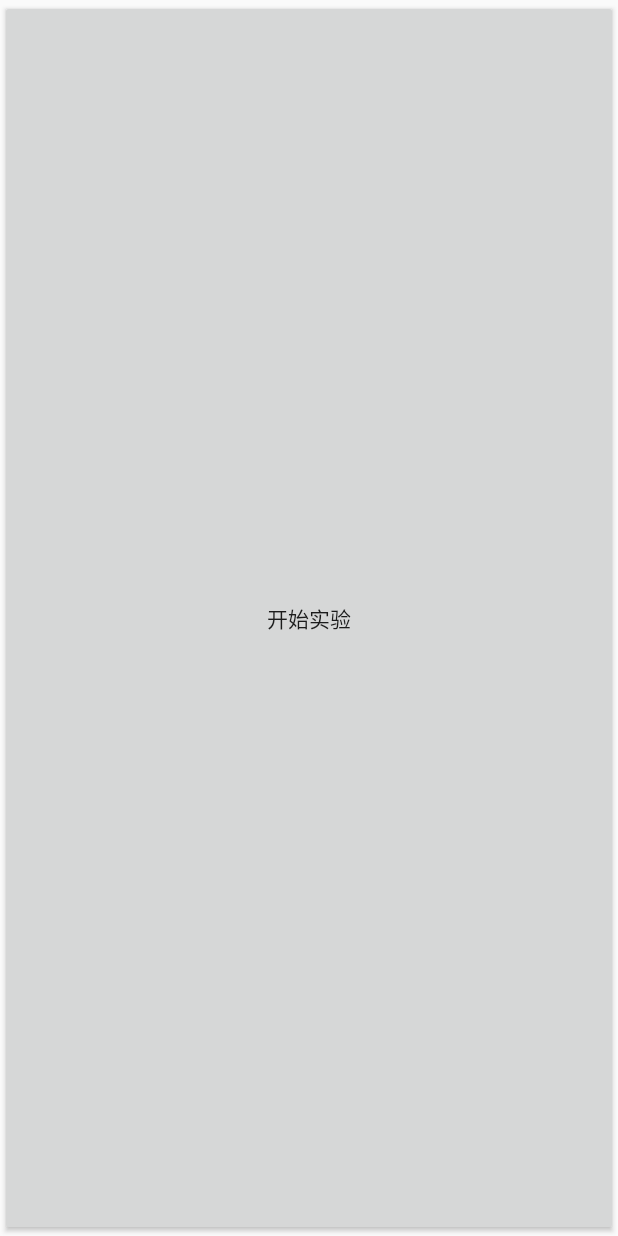
After one commit to Hrsn2861/VIPKeyboard, an Android app: the layout preference_start_button.xml on its own in the app's theme, with its tools: preview values and no code run, on a phone screen of 412 x 824 dp. The commit adds this screen. Run offline under Robolectric (Android 15) with nearby library versions, the phone set to English and light mode, and no system bars.

Commit message:
add study start button

```diff
--- /dev/null
+++ b/app/src/main/res/layout/preference_start_button.xml
@@ -0,0 +1,15 @@
+<?xml version="1.0" encoding="utf-8"?>
+<androidx.constraintlayout.widget.ConstraintLayout
+    xmlns:android="http://schemas.android.com/apk/res/android" android:layout_width="match_parent"
+    android:layout_height="match_parent">
+    <Button
+        xmlns:android="http://schemas.android.com/apk/res/android"
+        android:id="@+id/startStudyButton"
+        android:text="开始实验"
+        android:layout_width="match_parent"
+        android:layout_height="match_parent"
+        android:onClick="startStudy">
+
+    </Button>
+
+</androidx.constraintlayout.widget.ConstraintLayout>
--- a/app/src/main/res/menu/actionbar.xml
+++ b/app/src/main/res/menu/actionbar.xml
@@ -8,4 +8,8 @@
         android:icon="@drawable/ic_settings_white_24dp"
         app:showAsAction="ifRoom"/>
 
+    <item android:id="@+id/action_startStudy"
+        android:title="开始实验"
+        app:showAsAction="ifRoom"/>
+
 </menu>
--- a/app/src/main/res/xml/root_preferences.xml
+++ b/app/src/main/res/xml/root_preferences.xml
@@ -21,6 +21,11 @@
         app:summaryOn="是"/>
 
     <PreferenceCategory app:title="@string/messages_header">
+
+        <Preference
+            app:title="开始实验"
+            app:key="startStudy"
+            app:widgetLayout="@layout/preference_start_button"/>
 
         <EditTextPreference
             app:key="signature"
```
Also changed, not shown: app/src/main/java/com/example/audiokeyboard/MainActivity.java (+24 -0 lines), app/src/main/java/com/example/audiokeyboard/SettingsActivity.java (+11 -0 lines), 1 other file.
